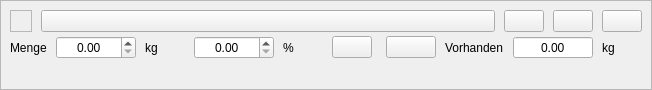
The window that kleiner-brauhelfer/widgets/wdgmalzgabe.ui (kleiner-brauhelfer/kleiner-brauhelfer-2) describes before a commit, drawn with Qt 5.
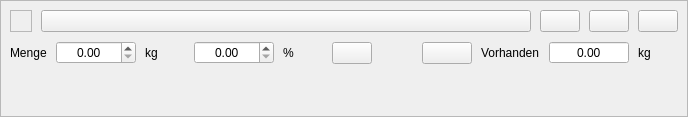
The same window after the commit. Icons and pictures are not drawn. Custom widgets are drawn as their Qt base class.

Commit message:
Widgets v.2.2
Neue und überarbeitete TT für Widgets

Patch:
```diff
--- a/kleiner-brauhelfer/widgets/wdgmalzgabe.ui
+++ b/kleiner-brauhelfer/widgets/wdgmalzgabe.ui
@@ -6,8 +6,8 @@
    <rect>
     <x>0</x>
     <y>0</y>
-    <width>652</width>
-    <height>90</height>
+    <width>688</width>
+    <height>117</height>
    </rect>
   </property>
   <property name="autoFillBackground">
```
Left out of the diff: 13 changed lines with no effect on the pictures. The commit also changes 2 other files.
